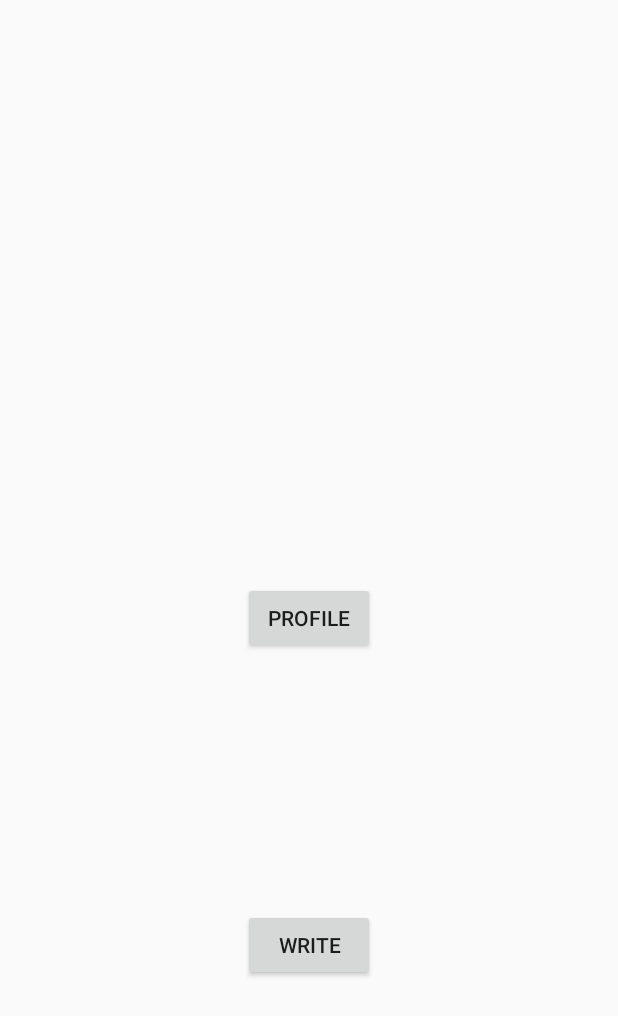
After one commit to Capstone-kks/KKS_Android, an Android app: the HomeActivity screen opened directly, with no data from a screen before it, on a phone screen of 412 x 824 dp. The commit adds this screen. Shown: the top 1016 px of the screen. Run offline under Robolectric (Android 15) with nearby library versions, the phone set to English and light mode, and no system bars.

Commit message:
유경 파일 + 은경 파일 (끝) -모든 파일 추가 -home에서 버튼으로 write, profile 들어가 볼 수 있도록 해둠

```diff
--- a/app/src/main/AndroidManifest.xml
+++ b/app/src/main/AndroidManifest.xml
@@ -12,6 +12,9 @@
         android:roundIcon="@mipmap/ic_launcher_round"
         android:supportsRtl="true"
         android:theme="@style/Theme.AppCompat.Light.NoActionBar">
+        <activity
+            android:name=".HomeActivity"
+            android:exported="false" />
         <activity
             android:name=".WriteActivity"
             android:exported="false" />
--- /dev/null
+++ b/app/src/main/java/com/example/kks/HomeActivity.java
@@ -0,0 +1,52 @@
+package com.example.kks;
+
+import androidx.appcompat.app.AppCompatActivity;
+
+import android.app.Activity;
+import android.content.Intent;
+import android.os.Bundle;
+import android.view.View;
+
+import com.example.kks.databinding.ActivityHomeBinding;
+import com.example.kks.databinding.ActivityLoginPageBinding;
+
+public class HomeActivity extends AppCompatActivity {
+
+    String userId, nickname;
+    String userImg = "no";
+
+    private ActivityHomeBinding binding;
+
+
+    @Override
+    protected void onCreate(Bundle savedInstanceState) {
+        super.onCreate(savedInstanceState);
+        binding = ActivityHomeBinding.inflate(getLayoutInflater());
+        View view = binding.getRoot();
+        setContentView(view);
+        //setContentView(R.layout.activity_home);
+
+        Intent intent = getIntent();
+        userId = intent.getStringExtra("user_id");
+        nickname = intent.getStringExtra("nickname");
+        userImg = intent.getStringExtra("userImage");
+    }
+
+    public void goProfile(View view){
+        Intent intent = new Intent(getApplicationContext(), MyProfileActivity.class);
+        intent.putExtra("user_id", userId);
+        intent.putExtra("nickname", nickname);
+        intent.putExtra("userImage", userImg);
+        startActivity(intent);
+        finish();
+    }
+
+    public void goWrite(View view){
+        Intent intent = new Intent(getApplicationContext(), WriteActivity.class);
+        intent.putExtra("user_id", userId);
+        intent.putExtra("nickname", nickname);
+        intent.putExtra("userImage", userImg);
+        startActivity(intent);
+        finish();
+    }
+}
--- a/app/src/main/java/com/example/kks/LoginPageActivity.java
+++ b/app/src/main/java/com/example/kks/LoginPageActivity.java
@@ -75,8 +75,8 @@ public class LoginPageActivity extends AppCompatActivity {
 
                                     //다음 페이지로 넘기기
 
-                                    Intent intent = new Intent(getApplicationContext(), MyProfileActivity.class);
-                                    //Intent intent = new Intent(getApplicationContext(), ProfilePageActivity.class);
+                                    //Intent intent = new Intent(getApplicationContext(), MyProfileActivity.class);
+                                    Intent intent = new Intent(getApplicationContext(), HomeActivity.class);
                                     intent.putExtra("user_id", user_id);
                                     intent.putExtra("nickname", nickname);
                                     intent.putExtra("userImage", userImage);
--- /dev/null
+++ b/app/src/main/res/layout/activity_home.xml
@@ -0,0 +1,30 @@
+<?xml version="1.0" encoding="utf-8"?>
+<androidx.constraintlayout.widget.ConstraintLayout xmlns:android="http://schemas.android.com/apk/res/android"
+    xmlns:app="http://schemas.android.com/apk/res-auto"
+    xmlns:tools="http://schemas.android.com/tools"
+    android:layout_width="match_parent"
+    android:layout_height="match_parent"
+    tools:context=".HomeActivity">
+
+    <Button
+        android:id="@+id/button2"
+        android:layout_width="wrap_content"
+        android:layout_height="wrap_content"
+        android:onClick="goProfile"
+        android:text="profile"
+        app:layout_constraintBottom_toBottomOf="parent"
+        app:layout_constraintEnd_toEndOf="parent"
+        app:layout_constraintStart_toStartOf="parent"
+        app:layout_constraintTop_toTopOf="parent" />
+
+    <Button
+        android:id="@+id/button3"
+        android:layout_width="wrap_content"
+        android:layout_height="wrap_content"
+        android:onClick="goWrite"
+        android:text="write"
+        app:layout_constraintBottom_toBottomOf="parent"
+        app:layout_constraintEnd_toEndOf="parent"
+        app:layout_constraintStart_toStartOf="parent"
+        app:layout_constraintTop_toBottomOf="@+id/button2" />
+</androidx.constraintlayout.widget.ConstraintLayout>
--- a/app/src/main/res/layout/activity_write.xml
+++ b/app/src/main/res/layout/activity_write.xml
@@ -159,7 +159,7 @@
             android:id="@+id/imageAddButton"
             android:layout_width="60dp"
             android:layout_height="60dp"
-            android:background="@drawable/ic_album"
+            android:background="@drawable/calendarimage"
             android:layout_marginTop="25dp"
             app:layout_constraintStart_toStartOf="@+id/contentEt"
             app:layout_constraintTop_toBottomOf="@+id/contentEt"/>
--- a/app/src/main/res/values/colors.xml
+++ b/app/src/main/res/values/colors.xml
@@ -8,4 +8,5 @@
     <color name="black">#FF000000</color>
     <color name="white">#FFFFFFFF</color>
     <color name="main_mint">#AFE5C6</color>
+    <color name="splash_background">#AFE5C6</color>
 </resources>
```
Also changed, not shown: app/src/main/res/drawable/background_input.xml (added, +7 -0 lines), app/src/main/res/drawable/ic_back.xml (added, +11 -0 lines), app/src/main/res/drawable/ic_bottom_menu_calendar_select.xml (added, +10 -0 lines), app/src/main/res/drawable/ic_bottom_menu_home_no_select.xml (added, +11 -0 lines), app/src/main/res/drawable/ic_bottom_menu_profile_select.xml (added, +10 -0 lines), app/src/main/res/drawable/ic_bottom_menu_search_select.xml (added, +10 -0 lines), app/src/main/res/drawable/ic_left.xml (added, +11 -0 lines), app/src/main/res/drawable/ic_pencil.xml (added, +10 -0 lines), app/src/main/res/drawable/ic_right.xml (added, +11 -0 lines), app/src/main/res/drawable/ic_star_no_select.xml (added, +13 -0 lines), app/src/main/res/drawable/ic_star_select.xml (added, +13 -0 lines), app/src/main/res/layout/item_spinner.xml (added, +12 -0 lines), app/src/main/res/values/strings.xml (+9 -0 lines).
